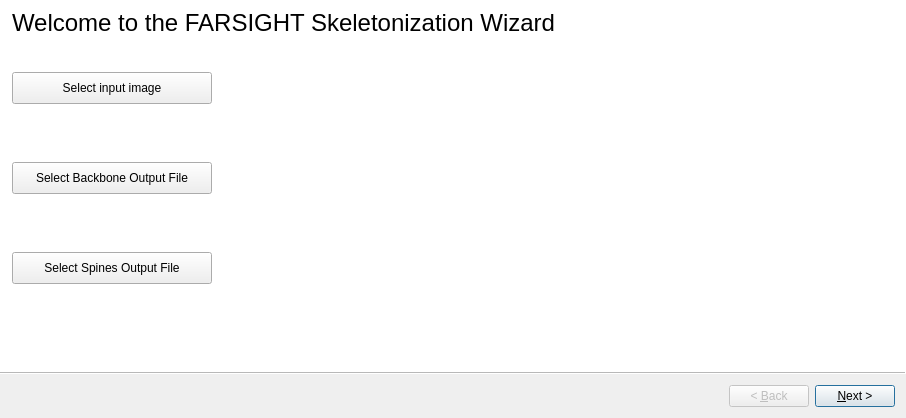
Old version of the form Tracing/MDL2/MDL2Wizard.ui in the repository RoysamLab/Farsight-toolkit.
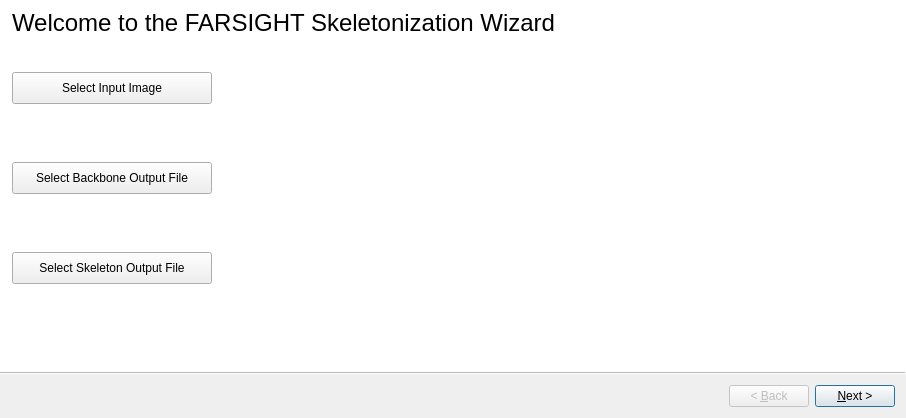
New version of the form. Custom widgets are drawn as their Qt base class.

Commit message: ENH: MDL2Wizard now runs end-to-end and saves output to .vtk files

Patch:
```diff
--- a/Tracing/MDL2/MDL2Wizard.ui
+++ b/Tracing/MDL2/MDL2Wizard.ui
@@ -43,7 +43,7 @@
      </rect>
     </property>
     <property name="text">
-     <string>Select input image</string>
+     <string>Select Input Image</string>
     </property>
    </widget>
    <widget class="QPushButton" name="SelectBackboneButton">
@@ -85,7 +85,7 @@
      </rect>
     </property>
     <property name="text">
-     <string>Select Spines Output File</string>
+     <string>Select Skeleton Output File</string>
     </property>
    </widget>
    <widget class="QLabel" name="Page1Label">
```
Left out of the diff: 38 changed lines with no effect on the pictures. The commit also changes 5 other files.
